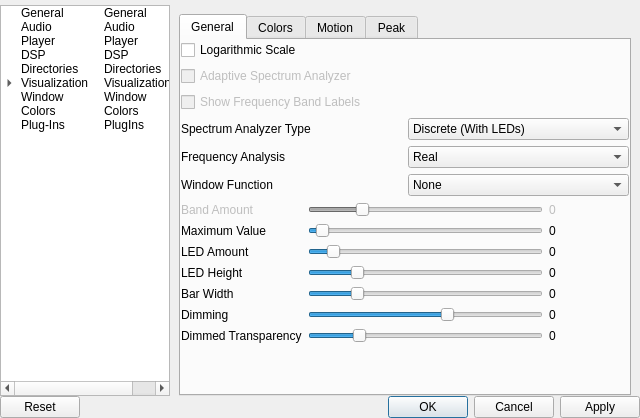
This is ui/SetupWindow.ui in ModPlugPlayer/ModPlugPlayer as Qt 5 draws it before an edit. The edited form follows.
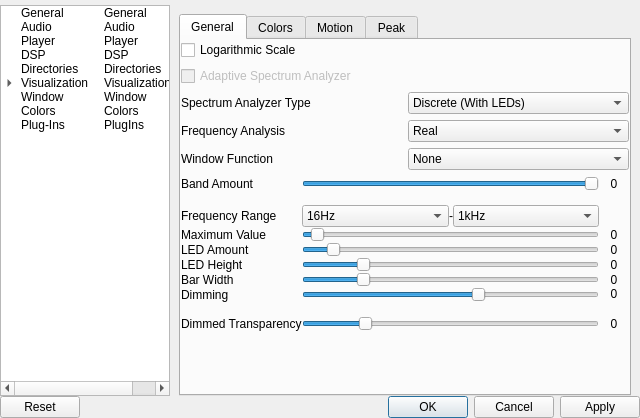
This is the edited form. Icons and pictures are not drawn. Custom widgets are drawn as their Qt base class.

Commit message: New Spectrum Analyzer settings are added

```diff
--- a/ui/SetupWindow.ui
+++ b/ui/SetupWindow.ui
@@ -2852,156 +2852,41 @@
                    </property>
                   </widget>
                  </item>
-                 <item>
-                  <widget class="QCheckBox" name="checkBox_12">
-                   <property name="enabled">
-                    <bool>false</bool>
-                   </property>
-                   <property name="text">
-                    <string>Show Frequency Band Labels</string>
-                   </property>
-                  </widget>
-                 </item>
                 </layout>
                </item>
                <item row="2" column="0" rowspan="2">
                 <layout class="QGridLayout" name="gridLayout_11">
-                 <item row="1" column="2">
-                  <widget class="QLabel" name="spectrumAnalyzerMaximumValueLabel">
-                   <property name="sizePolicy">
-                    <sizepolicy hsizetype="Fixed" vsizetype="Preferred">
-                     <horstretch>0</horstretch>
-                     <verstretch>0</verstretch>
-                    </sizepolicy>
-                   </property>
-                   <property name="minimumSize">
-                    <size>
-                     <width>40</width>
-                     <height>0</height>
-                    </size>
-                   </property>
-                   <property name="text">
-                    <string>0</string>
-                   </property>
-                  </widget>
-                 </item>
-                 <item row="6" column="2">
-                  <widget class="QLabel" name="spectrumAnalyzerDimmedTransparencyRatioLabel">
-                   <property name="sizePolicy">
-                    <sizepolicy hsizetype="Fixed" vsizetype="Preferred">
-                     <horstretch>0</horstretch>
-                     <verstretch>0</verstretch>
-                    </sizepolicy>
-                   </property>
-                   <property name="minimumSize">
-                    <size>
-                     <width>40</width>
-                     <height>0</height>
-                    </size>
-                   </property>
-                   <property name="text">
-                    <string>0</string>
-                   </property>
-                  </widget>
-                 </item>
-                 <item row="1" column="1">
-                  <widget class="QSlider" name="spectrumAnalyzerMaximumValue">
-                   <property name="minimum">
-                    <number>0</number>
-                   </property>
-                   <property name="maximum">
-                    <number>400</number>
-                   </property>
-                   <property name="pageStep">
-                    <number>5</number>
-                   </property>
-                   <property name="value">
-                    <number>12</number>
-                   </property>
-                   <property name="orientation">
-                    <enum>Qt::Orientation::Horizontal</enum>
-                   </property>
-                  </widget>
-                 </item>
-                 <item row="5" column="2">
-                  <widget class="QLabel" name="spectrumAnalyzerDimmingRatioLabel">
-                   <property name="sizePolicy">
-                    <sizepolicy hsizetype="Fixed" vsizetype="Preferred">
-                     <horstretch>0</horstretch>
-                     <verstretch>0</verstretch>
-                    </sizepolicy>
-                   </property>
-                   <property name="minimumSize">
-                    <size>
-                     <width>80</width>
-                     <height>0</height>
-                    </size>
-                   </property>
-                   <property name="maximumSize">
-                    <size>
-                     <width>80</width>
-                     <height>16777215</height>
-                    </size>
-                   </property>
-                   <property name="text">
-                    <string>0</string>
-                   </property>
-                  </widget>
-                 </item>
-                 <item row="4" column="0">
+                 <property name="spacing">
+                  <number>0</number>
+                 </property>
+                 <item row="6" column="0">
                   <widget class="QLabel" name="label_ledSize_Text_3">
                    <property name="text">
                     <string>Bar Width</string>
                    </property>
                   </widget>
                  </item>
-                 <item row="2" column="2">
-                  <widget class="QLabel" name="labelSpectrumAnalyzerLedAmount">
-                   <property name="sizePolicy">
-                    <sizepolicy hsizetype="Fixed" vsizetype="Preferred">
-                     <horstretch>0</horstretch>
-                     <verstretch>0</verstretch>
-                    </sizepolicy>
-                   </property>
-                   <property name="minimumSize">
-                    <size>
-                     <width>40</width>
-                     <height>0</height>
-                    </size>
-                   </property>
-                   <property name="text">
-                    <string>0</string>
-                   </property>
-                  </widget>
-                 </item>
-                 <item row="6" column="0">
-                  <widget class="QLabel" name="label_transparencyRatio_Text">
-                   <property name="text">
-                    <string>Dimmed Transparency</string>
-                   </property>
-                  </widget>
-                 </item>
-                 <item row="2" column="1">
-                  <widget class="QSlider" name="spectrumAnalyzerLedAmount">
+                 <item row="3" column="1">
+                  <widget class="QSlider" name="spectrumAnalyzerMaximumValue">
                    <property name="minimum">
-                    <number>1</number>
+                    <number>0</number>
                    </property>
                    <property name="maximum">
-                    <number>25</number>
+                    <number>400</number>
                    </property>
                    <property name="pageStep">
                     <number>5</number>
                    </property>
                    <property name="value">
-                    <number>3</number>
+                    <number>12</number>
                    </property>
                    <property name="orientation">
                     <enum>Qt::Orientation::Horizontal</enum>
                    </property>
                   </widget>
                  </item>
-                 <item row="4" column="2">
-                  <widget class="QLabel" name="labelSpectrumAnalyzerBarRatio">
+                 <item row="0" column="2">
+                  <widget class="QLabel" name="spectrumAnalyzerBandAmountLabel">
                    <property name="sizePolicy">
                     <sizepolicy hsizetype="Fixed" vsizetype="Preferred">
                      <horstretch>0</horstretch>
@@ -3010,26 +2895,28 @@
                    </property>
                    <property name="minimumSize">
                     <size>
-                     <width>40</width>
+                     <width>30</width>
                      <height>0</height>
                     </size>
                    </property>
+                   <property name="maximumSize">
+                    <size>
+                     <width>30</width>
+                     <height>16777215</height>
+                    </size>
+                   </property>
                    <property name="text">
                     <string>0</string>
                    </property>
-                  </widget>
-                 </item>
-                 <item row="2" column="0">
-                  <widget class="QLabel" name="label_ledAmount_Text">
-                   <property name="text">
-                    <string>LED Amount</string>
+                   <property name="alignment">
+                    <set>Qt::AlignmentFlag::AlignCenter</set>
                    </property>
                   </widget>
                  </item>
                  <item row="6" column="1">
-                  <widget class="QSlider" name="spectrumAnalyzerDimmedTransparencyRatio">
+                  <widget class="QSlider" name="spectrumAnalyzerBarWidthRatio">
                    <property name="minimum">
-                    <number>0</number>
+                    <number>1</number>
                    </property>
                    <property name="maximum">
                     <number>100</number>
@@ -3045,7 +2932,7 @@
                    </property>
                   </widget>
                  </item>
-                 <item row="5" column="0">
+                 <item row="7" column="0">
                   <widget class="QLabel" name="label_ledSize_Text_4">
                    <property name="text">
                     <string>Dimming</string>
@@ -3053,77 +2940,77 @@
                   </widget>
                  </item>
                  <item row="3" column="0">
-                  <widget class="QLabel" name="label_ledSize_Text">
-                   <property name="text">
-                    <string>LED Height</string>
-                   </property>
-                  </widget>
-                 </item>
-                 <item row="5" column="1">
-                  <widget class="QSlider" name="spectrumAnalyzerDimmingRatio">
-                   <property name="minimum">
-                    <number>-100</number>
-                   </property>
-                   <property name="maximum">
-                    <number>100</number>
-                   </property>
-                   <property name="pageStep">
-                    <number>5</number>
-                   </property>
-                   <property name="value">
-                    <number>20</number>
-                   </property>
-                   <property name="orientation">
-                    <enum>Qt::Orientation::Horizontal</enum>
-                   </property>
-                  </widget>
-                 </item>
-                 <item row="4" column="1">
-                  <widget class="QSlider" name="spectrumAnalyzerBarWidthRatio">
-                   <property name="minimum">
-                    <number>1</number>
-                   </property>
-                   <property name="maximum">
-                    <number>100</number>
-                   </property>
-                   <property name="pageStep">
-                    <number>5</number>
-                   </property>
-                   <property name="value">
-                    <number>20</number>
-                   </property>
-                   <property name="orientation">
-                    <enum>Qt::Orientation::Horizontal</enum>
-                   </property>
-                  </widget>
-                 </item>
-                 <item row="3" column="1">
-                  <widget class="QSlider" name="spectrumAnalyzerLedHeightRatio">
-                   <property name="minimum">
-                    <number>1</number>
-                   </property>
-                   <property name="maximum">
-                    <number>100</number>
-                   </property>
-                   <property name="pageStep">
-                    <number>5</number>
-                   </property>
-                   <property name="value">
-                    <number>20</number>
-                   </property>
-                   <property name="orientation">
-                    <enum>Qt::Orientation::Horizontal</enum>
-                   </property>
-                  </widget>
-                 </item>
-                 <item row="1" column="0">
                   <widget class="QLabel" name="label_ledAmount_Text_4">
                    <property name="text">
                     <string>Maximum Value</string>
                    </property>
                   </widget>
                  </item>
-                 <item row="3" column="2">
+                 <item row="9" column="0">
+                  <widget class="QLabel" name="label_transparencyRatio_Text">
+                   <property name="text">
+                    <string>Dimmed Transparency</string>
+                   </property>
+                  </widget>
+                 </item>
+                 <item row="7" column="2">
+                  <widget class="QLabel" name="spectrumAnalyzerDimmingRatioLabel">
+                   <property name="sizePolicy">
+                    <sizepolicy hsizetype="Fixed" vsizetype="Fixed">
+                     <horstretch>0</horstretch>
+                     <verstretch>0</verstretch>
+                    </sizepolicy>
+                   </property>
+                   <property name="minimumSize">
+                    <size>
+                     <width>30</width>
+                     <height>0</height>
+                    </size>
+                   </property>
+                   <property name="maximumSize">
+                    <size>
+                     <width>30</width>
+                     <height>16777215</height>
+                    </size>
+                   </property>
+                   <property name="text">
+                    <string>0</string>
+                   </property>
+                   <property name="alignment">
+                    <set>Qt::AlignmentFlag::AlignCenter</set>
+                   </property>
+                  </widget>
+                 </item>
+                 <item row="8" column="1">
+                  <widget class="QLabel" name="spectrumAnalyzerDimmingType">
+                   <property name="text">
+                    <string/>
+                   </property>
+                   <property name="alignment">
+                    <set>Qt::AlignmentFlag::AlignHCenter|Qt::AlignmentFlag::AlignTop</set>
+                   </property>
+                  </widget>
+                 </item>
+                 <item row="9" column="1">
+                  <widget class="QSlider" name="spectrumAnalyzerDimmedTransparencyRatio">
+                   <property name="minimum">
+                    <number>0</number>
+                   </property>
+                   <property name="maximum">
+                    <number>100</number>
+                   </property>
+                   <property name="pageStep">
+                    <number>5</number>
+                   </property>
+                   <property name="value">
+                    <number>20</number>
+                   </property>
+                   <property name="orientation">
+                    <enum>Qt::Orientation::Horizontal</enum>
+                   </property>
+                  </widget>
+                 </item>
+                 <item row="5" column="2">
                   <widget class="QLabel" name="spectrumAnalyzerLedHeightRatioLabel">
                    <property name="sizePolicy">
                     <sizepolicy hsizetype="Fixed" vsizetype="Preferred">
@@ -3133,19 +3020,174 @@
                    </property>
                    <property name="minimumSize">
                     <size>
-                     <width>40</width>
+                     <width>30</width>
                      <height>0</height>
                     </size>
                    </property>
+                   <property name="maximumSize">
+                    <size>
+                     <width>30</width>
+                     <height>16777215</height>
+                    </size>
+                   </property>
                    <property name="text">
                     <string>0</string>
+                   </property>
+                   <property name="alignment">
+                    <set>Qt::AlignmentFlag::AlignCenter</set>
+                   </property>
+                  </widget>
+                 </item>
+                 <item row="7" column="1">
+                  <widget class="QSlider" name="spectrumAnalyzerDimmingRatio">
+                   <property name="minimum">
+                    <number>-100</number>
+                   </property>
+                   <property name="maximum">
+                    <number>100</number>
+                   </property>
+                   <property name="pageStep">
+                    <number>5</number>
+                   </property>
+                   <property name="value">
+                    <number>20</number>
+                   </property>
+                   <property name="orientation">
+                    <enum>Qt::Orientation::Horizontal</enum>
+                   </property>
+                  </widget>
+                 </item>
+                 <item row="9" column="2">
+                  <widget class="QLabel" name="spectrumAnalyzerDimmedTransparencyRatioLabel">
+                   <property name="sizePolicy">
+                    <sizepolicy hsizetype="Fixed" vsizetype="Preferred">
+                     <horstretch>0</horstretch>
+                     <verstretch>0</verstretch>
+                    </sizepolicy>
+                   </property>
+                   <property name="minimumSize">
+                    <size>
+                     <width>30</width>
+                     <height>0</height>
+                    </size>
+                   </property>
+                   <property name="maximumSize">
+                    <size>
+                     <width>30</width>
+                     <height>16777215</height>
+                    </size>
+                   </property>
+                   <property name="text">
+                    <string>0</string>
+                   </property>
+                   <property name="alignment">
+                    <set>Qt::AlignmentFlag::AlignCenter</set>
+                   </property>
+                  </widget>
+                 </item>
+                 <item row="1" column="1">
+                  <widget class="QLabel" name="spectrumAnalyzerBandAmountExplanation">
+                   <property name="text">
+                    <string/>
+                   </property>
+                   <property name="alignment">
+                    <set>Qt::AlignmentFlag::AlignHCenter|Qt::AlignmentFlag::AlignTop</set>
+                   </property>
+                  </widget>
+                 </item>
+                 <item row="5" column="0">
+                  <widget class="QLabel" name="label_ledSize_Text">
+                   <property name="text">
+                    <string>LED Height</string>
+                   </property>
+                  </widget>
+                 </item>
+                 <item row="4" column="0">
+                  <widget class="QLabel" name="label_ledAmount_Text">
+                   <property name="text">
+                    <string>LED Amount</string>
+                   </property>
+                  </widget>
+                 </item>
+                 <item row="6" column="2">
+                  <widget class="QLabel" name="labelSpectrumAnalyzerBarRatio">
+                   <property name="sizePolicy">
+                    <sizepolicy hsizetype="Fixed" vsizetype="Preferred">
+                     <horstretch>0</horstretch>
+                     <verstretch>0</verstretch>
+                    </sizepolicy>
+                   </property>
+                   <property name="minimumSize">
+                    <size>
+                     <width>30</width>
+                     <height>0</height>
+                    </size>
+                   </property>
+                   <property name="maximumSize">
+                    <size>
+                     <width>30</width>
+                     <height>16777215</height>
+                    </size>
+                   </property>
+                   <property name="text">
+                    <string>0</string>
+                   </property>
+                   <property name="alignment">
+                    <set>Qt::AlignmentFlag::AlignCenter</set>
+                   </property>
+                  </widget>
+                 </item>
+                 <item row="4" column="2">
+                  <widget class="QLabel" name="labelSpectrumAnalyzerLedAmount">
+                   <property name="sizePolicy">
+                    <sizepolicy hsizetype="Fixed" vsizetype="Preferred">
+                     <horstretch>0</horstretch>
+                     <verstretch>0</verstretch>
+                    </sizepolicy>
+                   </property>
+                   <property name="minimumSize">
+                    <size>
+                     <width>30</width>
+                     <height>0</height>
+                    </size>
+                   </property>
+                   <property name="maximumSize">
+                    <size>
+                     <width>30</width>
+                     <height>16777215</height>
+                    </size>
+                   </property>
+                   <property name="text">
+                    <string>0</string>
+                   </property>
+                   <property name="alignment">
+                    <set>Qt::AlignmentFlag::AlignCenter</set>
+                   </property>
+                  </widget>
+                 </item>
+                 <item row="4" column="1">
+                  <widget class="QSlider" name="spectrumAnalyzerLedAmount">
+                   <property name="minimum">
+                    <number>1</number>
+                   </property>
+                   <property name="maximum">
+                    <number>25</number>
+                   </property>
+                   <property name="pageStep">
+                    <number>5</number>
+                   </property>
+                   <property name="value">
+                    <number>3</number>
+                   </property>
+                   <property name="orientation">
+                    <enum>Qt::Orientation::Horizontal</enum>
                    </property>
                   </widget>
                  </item>
                  <item row="0" column="0">
                   <widget class="QLabel" name="label_ledAmount_Text_6">
                    <property name="enabled">
-                    <bool>false</bool>
+                    <bool>true</bool>
                    </property>
                    <property name="text">
                     <string>Band Amount</string>
@@ -3155,30 +3197,46 @@
                  <item row="0" column="1">
                   <widget class="QSlider" name="spectrumAnalyzerBarAmount">
                    <property name="enabled">
-                    <bool>false</bool>
+                    <bool>true</bool>
                    </property>
                    <property name="minimum">
-                    <number>3</number>
+                    <number>0</number>
                    </property>
                    <property name="maximum">
-                    <number>45</number>
+                    <number>9</number>
                    </property>
                    <property name="pageStep">
                     <number>5</number>
                    </property>
                    <property name="value">
-                    <number>12</number>
+                    <number>9</number>
                    </property>
                    <property name="orientation">
                     <enum>Qt::Orientation::Horizontal</enum>
                    </property>
                   </widget>
                  </item>
-                 <item row="0" column="2">
-                  <widget class="QLabel" name="spectrumAnalyzerBarAmountLabel">
-                   <property name="enabled">
-                    <bool>false</bool>
+                 <item row="5" column="1">
+                  <widget class="QSlider" name="spectrumAnalyzerLedHeightRatio">
+                   <property name="minimum">
+                    <number>1</number>
                    </property>
+                   <property name="maximum">
+                    <number>100</number>
+                   </property>
+                   <property name="pageStep">
+                    <number>5</number>
+                   </property>
+                   <property name="value">
+                    <number>20</number>
+                   </property>
+                   <property name="orientation">
+                    <enum>Qt::Orientation::Horizontal</enum>
+                   </property>
+                  </widget>
+                 </item>
+                 <item row="3" column="2">
+                  <widget class="QLabel" name="spectrumAnalyzerMaximumValueLabel">
                    <property name="sizePolicy">
                     <sizepolicy hsizetype="Fixed" vsizetype="Preferred">
                      <horstretch>0</horstretch>
@@ -3187,15 +3245,159 @@
                    </property>
                    <property name="minimumSize">
                     <size>
-                     <width>40</width>
+                     <width>30</width>
                      <height>0</height>
                     </size>
                    </property>
+                   <property name="maximumSize">
+                    <size>
+                     <width>30</width>
+                     <height>16777215</height>
+                    </size>
+                   </property>
                    <property name="text">
                     <string>0</string>
                    </property>
+                   <property name="alignment">
+                    <set>Qt::AlignmentFlag::AlignCenter</set>
+                   </property>
                   </widget>
                  </item>
+                 <item row="2" column="0">
+                  <widget class="QLabel" name="label_31">
+                   <property name="text">
+                    <string>Frequency Range</string>
+                   </property>
+                  </widget>
+                 </item>
+                 <item row="2" column="1">
+                  <layout class="QHBoxLayout" name="horizontalLayout_2">
+                   <property name="spacing">
+                    <number>0</number>
+                   </property>
+                   <item>
+                    <widget class="QComboBox" name="beginnigFrequencyRange">
+                     <item>
+                      <property name="text">
+                       <string>16Hz</string>
+                      </property>
+                     </item>
+                     <item>
+                      <property name="text">
+                       <string>20Hz</string>
+                      </property>
+                     </item>
+                     <item>
+                      <property name="text">
+                       <string>25Hz</string>
+                      </property>
+                     </item>
+                     <item>
+                      <property name="text">
+                       <string>30Hz</string>
+                      </property>
+                     </item>
+                     <item>
+                      <property name="text">
+                       <string>40Hz</string>
+                      </property>
+                     </item>
+                     <item>
+                      <property name="text">
+                       <string>50Hz</string>
+                      </property>
+                     </item>
+                     <item>
+                      <property name="text">
+                       <string>60Hz</string>
+                      </property>
+                     </item>
+                     <item>
+                      <property name="text">
+                       <string>100Hz</string>
+                      </property>
+                     </item>
+                     <item>
+                      <property name="text">
+                       <string>250Hz</string>
+                      </property>
+                     </item>
+                     <item>
+                      <property name="text">
+                       <string>500Hz</string>
+                      </property>
+                     </item>
+                     <item>
+                      <property name="text">
+                       <string>1kHz</string>
+                      </property>
+                     </item>
+                     <item>
+                      <property name="text">
+                       <string>2kHz</string>
+                      </property>
+                     </item>
+                    </widget>
+                   </item>
+                   <item>
+                    <widget class="QLabel" name="label_38">
+                     <property name="sizePolicy">
+                      <sizepolicy hsizetype="Fixed" vsizetype="Preferred">
+                       <horstretch>0</horstretch>
+                       <verstretch>0</verstretch>
+                      </sizepolicy>
+                     </property>
+                     <property name="text">
+                      <string>-</string>
+                     </property>
+                    </widget>
+                   </item>
+                   <item>
+                    <widget class="QComboBox" name="endingFrequencyRange">
+                     <item>
+                      <property name="text">
+                       <string>1kHz</string>
+                      </property>
+                     </item>
+                     <item>
+                      <property name="text">
+                       <string>2kHz</string>
+                      </property>
+                     </item>
+                     <item>
+                      <property name="text">
+                       <string>4kHz</string>
+                      </property>
+                     </item>
+                     <item>
+                      <property name="text">
+                       <string>8kHz</string>
+                      </property>
+                     </item>
+                     <item>
+                      <property name="text">
+                       <string>12kHz</string>
+                      </property>
+                     </item>
+                     <item>
+                      <property name="text">
+                       <string>16kHz</string>
+                      </property>
+                     </item>
+                     <item>
+                      <property name="text">
+                       <string>20kHz</string>
+                      </property>
+                     </item>
+                     <item>
+                      <property name="text">
+                       <string>22kHz</string>
+                      </property>
+                     </item>
+                    </widget>
+                   </item>
+                  </layout>
+                 </item>
                 </layout>
                </item>
               </layout>
```
Left out of the diff: 2 changed lines with no effect on the pictures. The commit also changes 2 other files.
